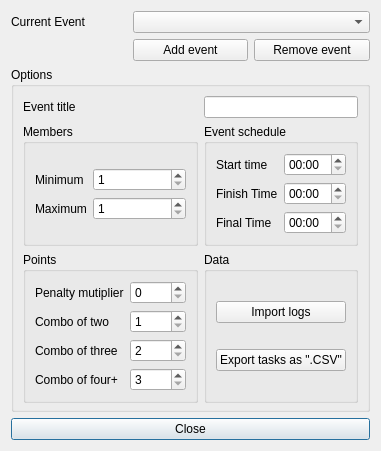
First picture: the form in gui_event.ui, repository FrankMamuda/ketoevent, before the edit.
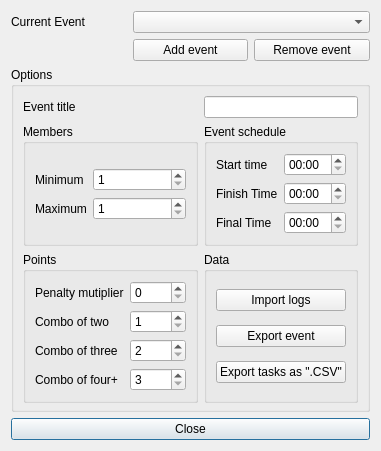
Second picture: the form after the edit. Icons and pictures are not drawn.

Commit message: import/export code

```diff
--- a/gui_event.ui
+++ b/gui_event.ui
@@ -47,6 +47,17 @@
            </property>
           </widget>
          </item>
+         <item>
+          <widget class="QPushButton" name="buttonExport">
+           <property name="text">
+            <string>Export event</string>
+           </property>
+           <property name="icon">
+            <iconset resource="resources.qrc">
+             <normaloff>:/icons/export_16</normaloff>:/icons/export_16</iconset>
+           </property>
+          </widget>
+         </item>
          <item>
           <widget class="QPushButton" name="buttonExportCSV">
            <property name="toolTip">
```
The commit also changes 16 other files.
